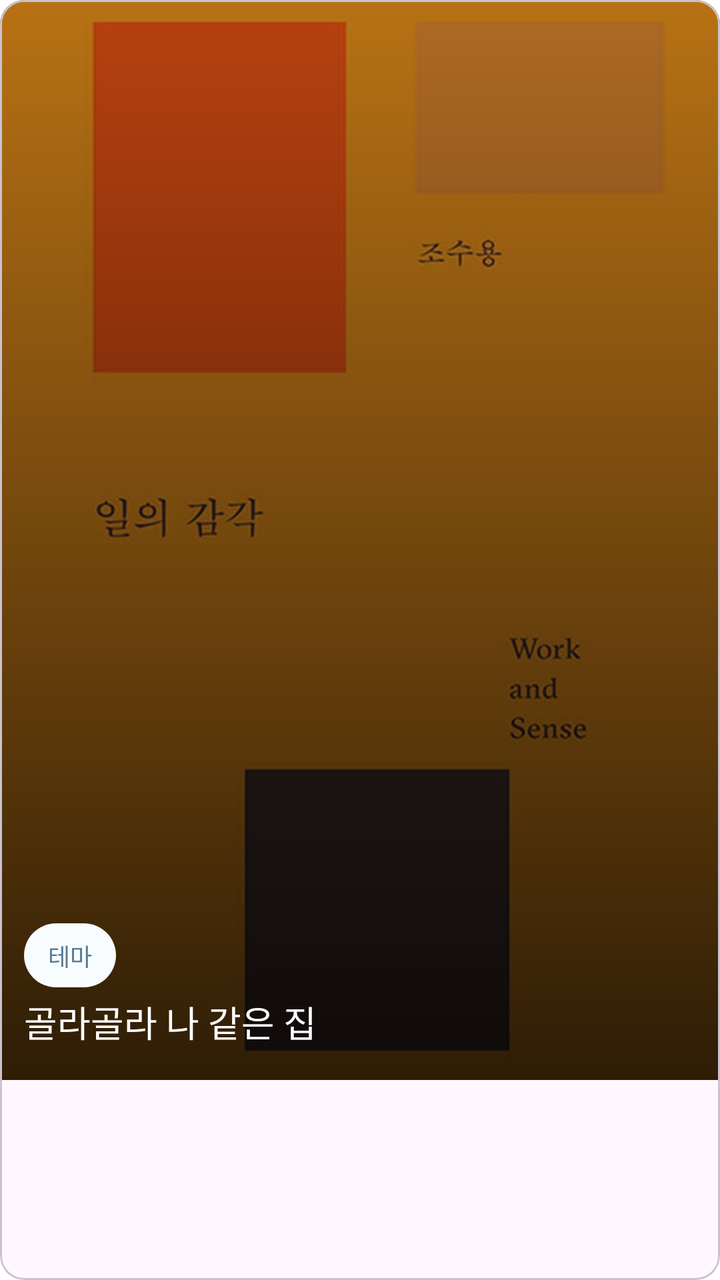
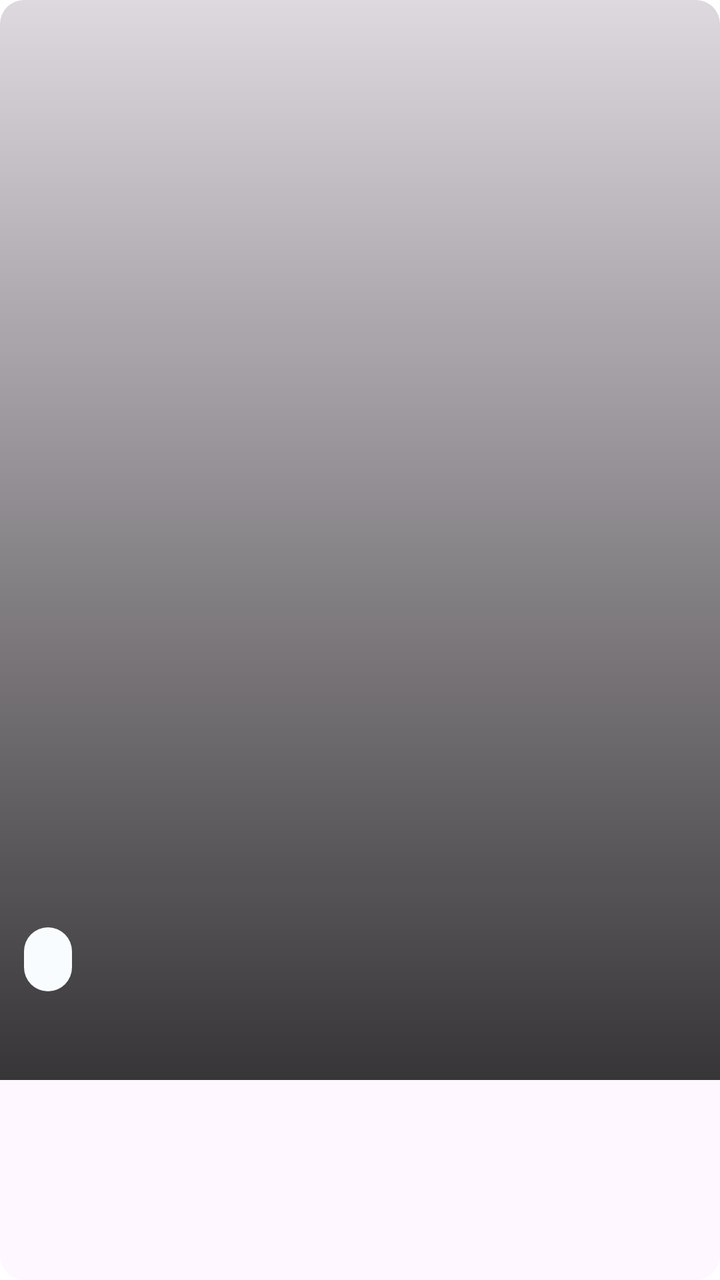

An Android layout rendered at two revisions. The XML below is the earlier revision; the diff shows what the commit changed to produce the second picture.
<!-- AndroidManifest.xml: application theme Theme.Bonda -->
<!-- res/layout/view_recent_article.xml -->
<?xml version="1.0" encoding="utf-8"?>
<com.google.android.material.card.MaterialCardView xmlns:android="http://schemas.android.com/apk/res/android"
    xmlns:app="http://schemas.android.com/apk/res-auto"
    android:layout_width="match_parent"
    android:layout_height="wrap_content"
    android:layout_margin="5dp">

    <androidx.constraintlayout.widget.ConstraintLayout
        android:layout_width="match_parent"
        android:layout_height="wrap_content">

        <com.google.android.material.imageview.ShapeableImageView
            android:id="@+id/image"
            android:layout_width="0dp"
            android:layout_height="0dp"
            android:scaleType="centerCrop"
            android:src="@drawable/dummy_book4"
            app:layout_constraintBottom_toBottomOf="parent"
            app:layout_constraintDimensionRatio="2:3"
            app:layout_constraintEnd_toEndOf="parent"
            app:layout_constraintStart_toStartOf="parent"
            app:layout_constraintTop_toTopOf="parent" />

        <View
            android:layout_width="0dp"
            android:layout_height="0dp"
            android:background="@drawable/overlay_gradient"
            app:layout_constraintBottom_toBottomOf="parent"
            app:layout_constraintEnd_toEndOf="parent"
            app:layout_constraintStart_toStartOf="parent"
            app:layout_constraintTop_toTopOf="parent" />

        <com.google.android.material.chip.Chip
            android:id="@+id/category"
            android:layout_width="wrap_content"
            android:layout_height="wrap_content"
            android:layout_marginHorizontal="12dp"
            android:layout_marginVertical="4dp"
            android:checkable="false"
            android:clickable="false"
            android:enabled="false"
            android:focusable="false"
            android:text="@string/article_chip_theme"
            android:textAppearance="@style/Caption1"
            android:textColor="@color/text_context_theme"
            app:chipBackgroundColor="@color/surface_context_theme"
            app:chipCornerRadius="16dp"
            app:chipEndPadding="@dimen/chip_padding_horizontal"
            app:chipMinTouchTargetSize="0dp"
            app:chipStartPadding="@dimen/chip_padding_horizontal"
            app:chipStrokeWidth="0dp"
            app:layout_constraintBottom_toTopOf="@id/title"
            app:layout_constraintStart_toStartOf="parent" />

        <com.google.android.material.textview.MaterialTextView
            android:id="@+id/title"
            android:layout_width="0dp"
            android:layout_height="wrap_content"
            android:layout_marginHorizontal="12dp"
            android:layout_marginVertical="16dp"
            android:layout_marginTop="4dp"
            android:text="골라골라 나 같은 집"
            android:textAppearance="@style/Title4"
            android:textColor="@color/text_default_inverse"
            app:layout_constraintBottom_toBottomOf="parent"
            app:layout_constraintEnd_toEndOf="parent"
            app:layout_constraintStart_toStartOf="parent" />
    </androidx.constraintlayout.widget.ConstraintLayout>
</com.google.android.material.card.MaterialCardView>
<!-- resources referenced by this layout -->
<resources>
  <color name="surface_context_theme">#F9FCFE</color>
  <color name="text_context_theme">#557B97</color>
  <color name="text_default_inverse">#FFFFFF</color>
  <dimen name="chip_padding_horizontal">4dp</dimen>
  <!-- drawable dummy_book4: jpeg bitmap (drawable, 21095 bytes) -->
  <!-- drawable overlay_gradient (drawable) -->
  <?xml version="1.0" encoding="utf-8"?>
  <shape xmlns:android="http://schemas.android.com/apk/res/android"
      android:shape="rectangle">
      <gradient
          android:startColor="#20000000"
          android:endColor="#C8000000"
          android:angle="270"/>
  </shape>
  <string name="article_chip_theme">테마</string>
  <style name="Caption1">
          <item name="fontFamily">@font/pretendard_semibold</item>
          <item name="android:textSize">12sp</item>
          <item name="android:letterSpacing">0</item>
          <item name="android:lineHeight">16.8sp</item>
      </style>
  <style name="Title4">
          <item name="fontFamily">@font/pretendard_medium</item>
          <item name="android:textSize">18sp</item>
          <item name="android:letterSpacing">0</item>
          <item name="android:lineHeight">21.6sp</item>
      </style>
  <style name="Theme.Bonda" parent="Theme.Material3.Light.NoActionBar">
          <item name="android:windowBackground">@drawable/ic_launcher_background</item>
          <item name="android:windowSplashScreenAnimatedIcon">@drawable/ic_splash_logo</item>
  
  
      </style>
  <!-- drawable ic_launcher_background (drawable) -->
  <vector xmlns:android="http://schemas.android.com/apk/res/android"
      android:width="108dp"
      android:height="108dp"
      android:viewportWidth="512"
      android:viewportHeight="512">
    <group android:scaleX="0.75"
        android:scaleY="0.75"
        android:translateX="64"
        android:translateY="64">
      <path
          android:pathData="M0,0h512v512h-512z"
          android:fillColor="#524545"/>
    </group>
  </vector>
  <!-- drawable ic_splash_logo: vector/xml drawable (drawable, 6541 chars, omitted) -->
</resources>

<!-- the commit's change to res/layout/view_recent_article.xml (unified diff, before → after) -->
@@ -3,7 +3,8 @@
     xmlns:app="http://schemas.android.com/apk/res-auto"
     android:layout_width="match_parent"
     android:layout_height="wrap_content"
-    android:layout_margin="5dp">
+    android:layout_margin="5dp"
+    app:strokeWidth="0dp">
 
     <androidx.constraintlayout.widget.ConstraintLayout
         android:layout_width="match_parent"
@@ -14,7 +15,6 @@
             android:layout_width="0dp"
             android:layout_height="0dp"
             android:scaleType="centerCrop"
-            android:src="@drawable/dummy_book4"
             app:layout_constraintBottom_toBottomOf="parent"
             app:layout_constraintDimensionRatio="2:3"
             app:layout_constraintEnd_toEndOf="parent"
@@ -40,7 +40,6 @@
             android:clickable="false"
             android:enabled="false"
             android:focusable="false"
-            android:text="@string/article_chip_theme"
             android:textAppearance="@style/Caption1"
             android:textColor="@color/text_context_theme"
             app:chipBackgroundColor="@color/surface_context_theme"
@@ -59,7 +58,6 @@
             android:layout_marginHorizontal="12dp"
             android:layout_marginVertical="16dp"
             android:layout_marginTop="4dp"
-            android:text="골라골라 나 같은 집"
             android:textAppearance="@style/Title4"
             android:textColor="@color/text_default_inverse"
             app:layout_constraintBottom_toBottomOf="parent"
<!-- resource entries referenced after the edit -->
@@ -4,7 +4,6 @@
   <color name="text_context_theme">#557B97</color>
   <color name="text_default_inverse">#FFFFFF</color>
   <dimen name="chip_padding_horizontal">4dp</dimen>
-  <!-- drawable dummy_book4: jpeg bitmap (drawable, 21095 bytes) -->
   <!-- drawable overlay_gradient (drawable) -->
   <?xml version="1.0" encoding="utf-8"?>
   <shape xmlns:android="http://schemas.android.com/apk/res/android"
@@ -14,7 +13,6 @@
           android:endColor="#C8000000"
           android:angle="270"/>
   </shape>
-  <string name="article_chip_theme">테마</string>
   <style name="Caption1">
           <item name="fontFamily">@font/pretendard_semibold</item>
           <item name="android:textSize">12sp</item>
